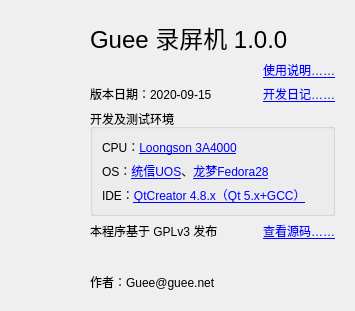
The window that FormAboutMe.ui (guee/GueeRecorder) describes before a commit, drawn with Qt 5.
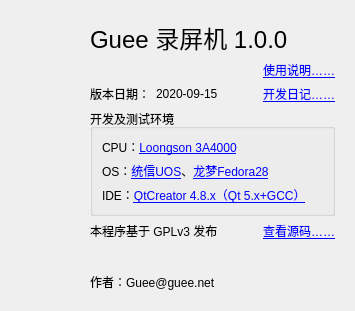
The same window after the commit. Icons and pictures are not drawn.

What changed in the file:
```diff
--- a/FormAboutMe.ui
+++ b/FormAboutMe.ui
@@ -56,27 +56,30 @@
    <item>
     <widget class="QWidget" name="widget_2" native="true">
      <layout class="QGridLayout" name="gridLayout">
-      <item row="4" column="0">
-       <widget class="QLabel" name="label_22">
+      <item row="6" column="0" colspan="3">
+       <widget class="QLabel" name="label_26">
         <property name="text">
-         <string>本程序基于 GPLv3 发布</string>
+         <string>作者：Guee@guee.net</string>
         </property>
        </widget>
       </item>
-      <item row="1" column="1">
-       <widget class="QLabel" name="label_Help">
-        <property name="text">
-         <string>&lt;a href=&quot;http://www.loongson.xyz/Articles/Content/18&quot;&gt;使用说明……&lt;/a&gt;</string>
+      <item row="5" column="0">
+       <spacer name="verticalSpacer">
+        <property name="orientation">
+         <enum>Qt::Vertical</enum>
         </property>
-        <property name="alignment">
-         <set>Qt::AlignRight|Qt::AlignTrailing|Qt::AlignVCenter</set>
+        <property name="sizeHint" stdset="0">
+         <size>
+          <width>20</width>
+          <height>40</height>
+         </size>
         </property>
-       </widget>
+       </spacer>
       </item>
-      <item row="2" column="1">
+      <item row="2" column="2">
        <widget class="QLabel" name="label_Diary">
         <property name="text">
-         <string>&lt;a href=&quot;http://www.loongson.xyz/Articles/Content/18&quot;&gt;开发日记……&lt;/a&gt;</string>
+         <string>&lt;a href=&quot;http://www.loongson.xyz/Articles/Content/19&quot;&gt;开发日记……&lt;/a&gt;</string>
         </property>
         <property name="alignment">
          <set>Qt::AlignRight|Qt::AlignTrailing|Qt::AlignVCenter</set>
@@ -86,7 +89,7 @@
         </property>
        </widget>
       </item>
-      <item row="0" column="0" colspan="2">
+      <item row="0" column="0" colspan="3">
        <widget class="QLabel" name="label_17">
         <property name="font">
          <font>
@@ -98,14 +101,7 @@
         </property>
        </widget>
       </item>
-      <item row="6" column="0" colspan="2">
-       <widget class="QLabel" name="label_26">
-        <property name="text">
-         <string>作者：Guee@guee.net</string>
-        </property>
-       </widget>
-      </item>
-      <item row="3" column="0" colspan="2">
+      <item row="3" column="0" colspan="3">
        <widget class="QGroupBox" name="groupBox_6">
         <property name="enabled">
          <bool>true</bool>
@@ -138,27 +134,7 @@
         </layout>
        </widget>
       </item>
-      <item row="2" column="0">
-       <widget class="QLabel" name="label_23">
-        <property name="text">
-         <string>版本日期：2020-09-15</string>
-        </property>
-       </widget>
-      </item>
-      <item row="5" column="0">
-       <spacer name="verticalSpacer">
-        <property name="orientation">
-         <enum>Qt::Vertical</enum>
-        </property>
-        <property name="sizeHint" stdset="0">
-         <size>
-          <width>20</width>
-          <height>40</height>
-         </size>
-        </property>
-       </spacer>
-      </item>
-      <item row="4" column="1">
+      <item row="4" column="2">
        <widget class="QLabel" name="label_Source">
         <property name="text">
          <string>&lt;a href=&quot;https://github.com/guee/GueeRecorder&quot;&gt;查看源码……&lt;/a&gt;</string>
@@ -168,6 +144,41 @@
         </property>
        </widget>
       </item>
+      <item row="4" column="0">
+       <widget class="QLabel" name="label_22">
+        <property name="text">
+         <string>本程序基于 GPLv3 发布</string>
+        </property>
+       </widget>
+      </item>
+      <item row="1" column="2">
+       <widget class="QLabel" name="label_Help">
+        <property name="text">
+         <string>&lt;a href=&quot;http://www.loongson.xyz/Articles/Content/18&quot;&gt;使用说明……&lt;/a&gt;</string>
+        </property>
+        <property name="alignment">
+         <set>Qt::AlignRight|Qt::AlignTrailing|Qt::AlignVCenter</set>
+        </property>
+       </widget>
+      </item>
+      <item row="2" column="0">
+       <layout class="QHBoxLayout" name="horizontalLayout_2">
+        <item>
+         <widget class="QLabel" name="label_23">
+          <property name="text">
+           <string>版本日期：</string>
+          </property>
+         </widget>
+        </item>
+        <item>
+         <widget class="QLabel" name="labelVerDate">
+          <property name="text">
+           <string>2020-09-15</string>
+          </property>
+         </widget>
+        </item>
+       </layout>
+      </item>
      </layout>
     </widget>
    </item>
```
